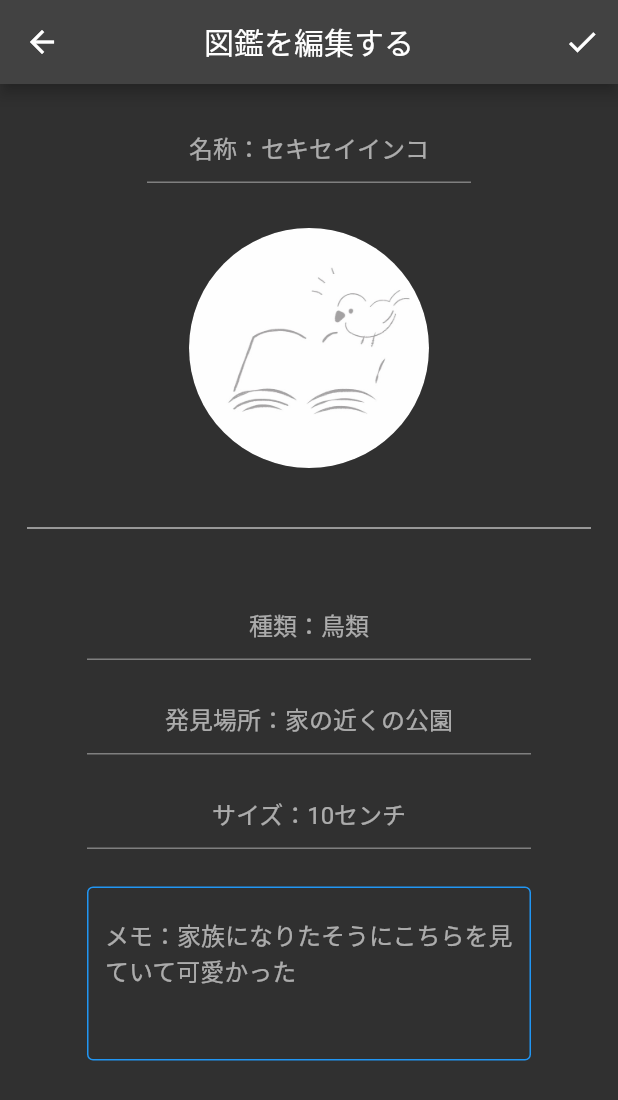
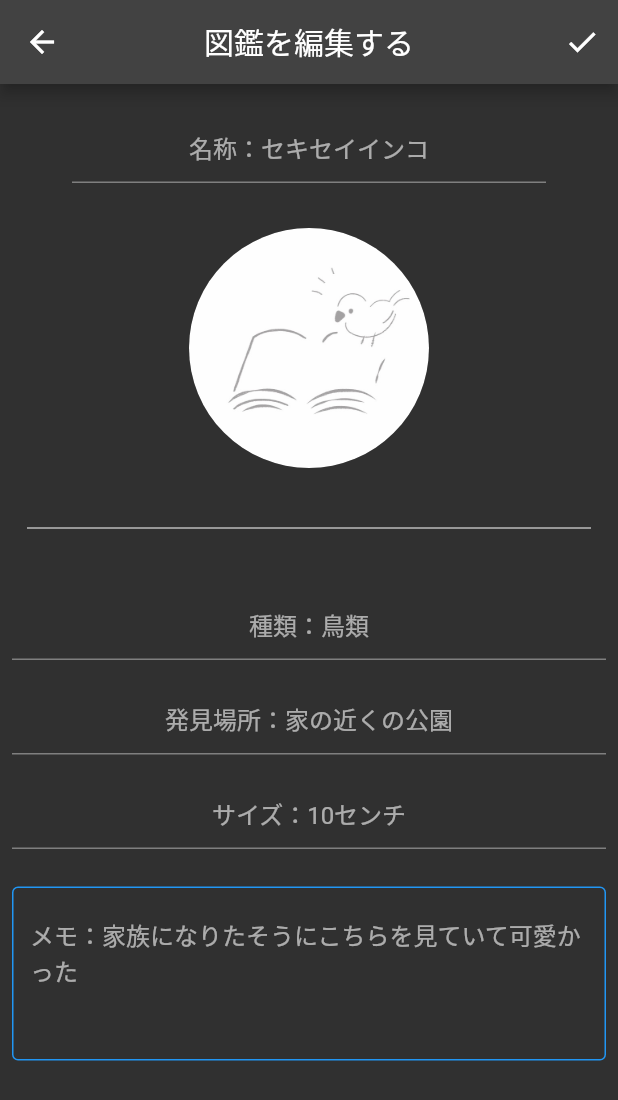
Before and after one commit to yuta-shinjo/coco_alu, a Flutter app: the EditCreatureScreen screen opened directly with empty values, on a phone screen of 412 x 824 dp. Shown: the top 1100 px of the screen. Run offline on Flutter 3.47's test engine with Material 2 defaults, Android fonts, the phone set to English and light mode, and no system bars; our stand-ins replace cloud_firestore, firebase_core, firebase_storage, flutter_slidable, fluttertoast, image_picker and 1 more; accounts and stored records are empty.

Commit message:
no message

```diff
--- a/lib/screens/edit_creature_screen/edit_creature_screen.dart
+++ b/lib/screens/edit_creature_screen/edit_creature_screen.dart
@@ -17,7 +17,11 @@ class EditCreatureScreen extends StatelessWidget {
       create: (_) => EditCreatureModel(creature),
       child: Consumer<EditCreatureModel>(
         builder: (context, model, child) {
-          return Scaffold(
+          return Focus(
+            focusNode: FocusNode(),
+            child: GestureDetector(
+              onTap: FocusScope.of(context).unfocus,
+              child: Scaffold(
                 appBar: AppBar(
                   title: Text('図鑑を編集する'),
                   centerTitle: true,
@@ -26,6 +30,8 @@ class EditCreatureScreen extends StatelessWidget {
                   ],
                 ),
                 body: EditCreatureScreenBody(model: model),
+              ),
+            ),
           );
         },
       ),
--- a/lib/screens/list_detail_screen/detail_screen.dart
+++ b/lib/screens/list_detail_screen/detail_screen.dart
@@ -49,7 +49,10 @@ class _DetailScreenState extends State<DetailScreen>
             title: Text(widget.creature.name),
             leading: CloseButton(),
           ),
-          body: DetailScreenBody(creature: widget.creature,controller: _controller,),
+          body: DetailScreenBody(
+            creature: widget.creature,
+            controller: _controller,
+          ),
         ),
       ],
     );
--- a/lib/screens/list_detail_screen/list_detail_item.dart
+++ b/lib/screens/list_detail_screen/list_detail_item.dart
@@ -76,7 +76,7 @@ class ListDetailItem extends StatelessWidget {
       creature.name,
       textAlign: TextAlign.center,
       style: TextStyle(
-        fontSize: 20 * resizeFactor,
+        fontSize: 18 * resizeFactor,
         fontWeight: FontWeight.w600,
       ),
     );
--- a/lib/widget/screens/edit_creature_screen/edit_creature_screen_body.dart
+++ b/lib/widget/screens/edit_creature_screen/edit_creature_screen_body.dart
@@ -25,7 +25,7 @@ class EditCreatureScreenBody extends StatelessWidget {
                 child: Column(
                   children: [
                     SizedBox(height: 10),
-                    _nameTextField(),
+                    _nameTextField(context),
                     SizedBox(height: 30),
                     _imageArea(context),
                     kDivider,
@@ -88,11 +88,11 @@ class EditCreatureScreenBody extends StatelessWidget {
     );
   }
 
-  Widget _nameTextField() {
+  Widget _nameTextField(BuildContext context) {
     return Container(
       width: double.infinity,
       padding: EdgeInsets.symmetric(horizontal: 40),
-      child: TextFieldArea(
+      child: TextFormField(
         textAlign: TextAlign.center,
         decoration: kTitleDecoration,
         onChanged: (text) {
@@ -105,7 +105,7 @@ class EditCreatureScreenBody extends StatelessWidget {
   }
 
   Widget _kindsTextField() {
-    return TextFieldArea(
+    return TextFormField(
       textAlign: TextAlign.center,
       decoration: kKindsDecoration,
       onChanged: (text) {
@@ -117,7 +117,7 @@ class EditCreatureScreenBody extends StatelessWidget {
   }
 
   Widget _locationTextField() {
-    return TextFieldArea(
+    return TextFormField(
       textAlign: TextAlign.center,
       decoration: kLocationDecoration,
       onChanged: (text) {
@@ -129,7 +129,7 @@ class EditCreatureScreenBody extends StatelessWidget {
   }
 
   Widget _sizeTextField() {
-    return TextFieldArea(
+    return TextFormField(
       textAlign: TextAlign.center,
       decoration: kSizeDecoration,
       onChanged: (text) {
@@ -141,7 +141,7 @@ class EditCreatureScreenBody extends StatelessWidget {
   }
 
   Widget _memoTextField() {
-    return TextFieldArea(
+    return TextFormField(
       textAlign: TextAlign.start,
       decoration: kMemoDecoration,
       onChanged: (text) {
```
Also changed, not shown: lib/screens/add_creature_screen/add_creature_screen.dart (+16 -4 lines), lib/widget/screens/add_creature_screen/add_creature_screen_body.dart (+6 -5 lines), lib/widget/screens/list_detail_screen/detail_screen_body.dart (+6 -1 lines), lib/widget/screens/list_detail_screen/list_detail_screen_body.dart (+12 -4 lines), pubspec.yaml (+13 -6 lines), pubspec.lock, 32 other files. Lines whose indentation alone changed are shown as unchanged.
